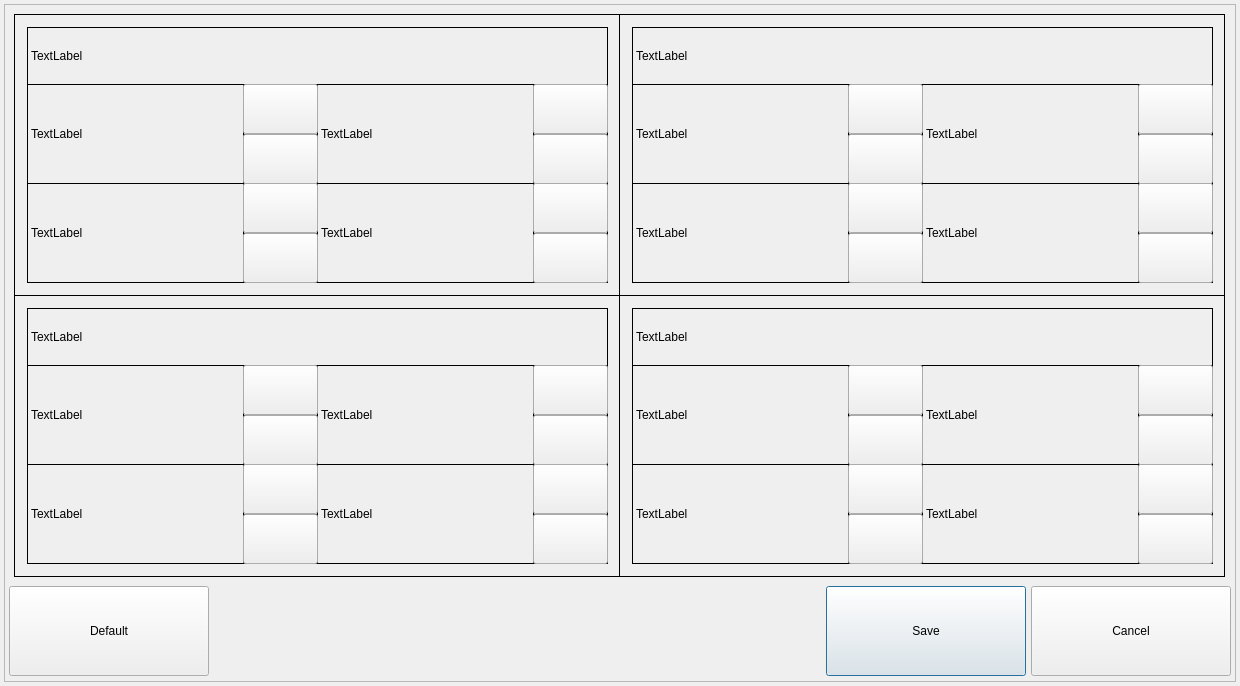
This is gui/mainwidget/src/dvrsetup/device/triggerinput/triggerinputdialog.ui in yjsin-emastec/neptune as Qt 5 draws it before an edit. The edited form follows.
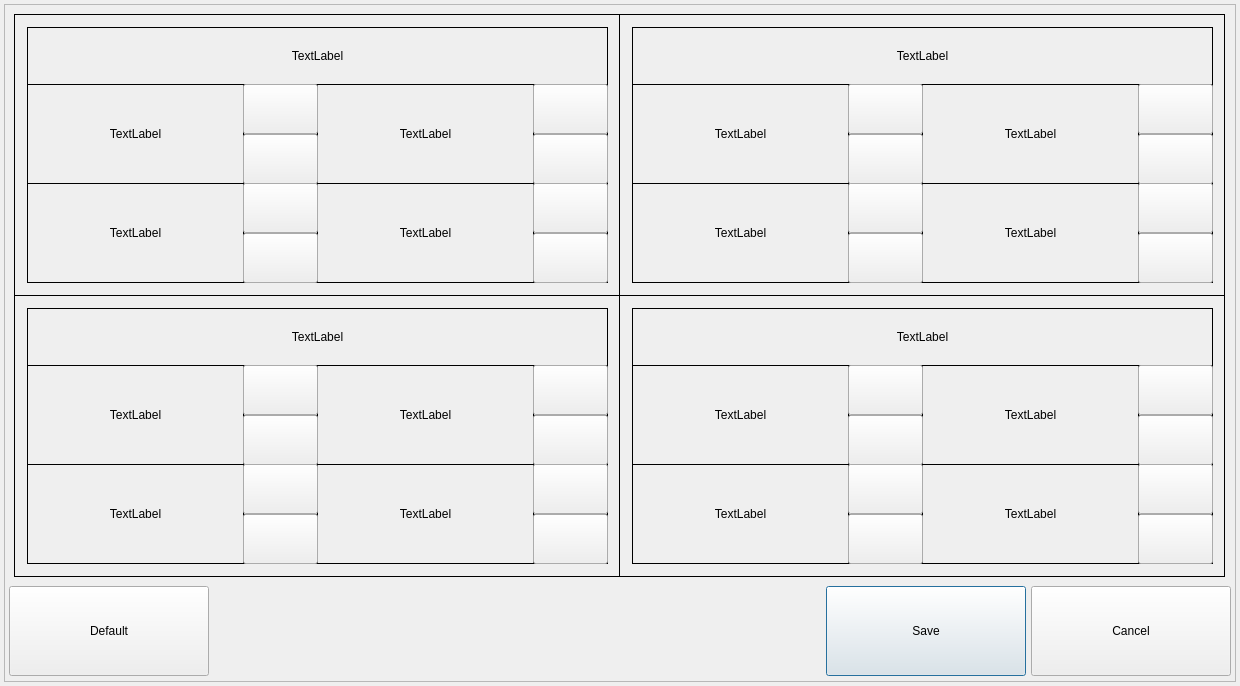
This is the edited form.

Diff of the .ui file:
```diff
--- a/gui/mainwidget/src/dvrsetup/device/triggerinput/triggerinputdialog.ui
+++ b/gui/mainwidget/src/dvrsetup/device/triggerinput/triggerinputdialog.ui
@@ -104,6 +104,9 @@
     <property name="text">
      <string>TextLabel</string>
     </property>
+    <property name="alignment">
+     <set>Qt::AlignCenter</set>
+    </property>
    </widget>
    <widget class="QLabel" name="label2">
     <property name="geometry">
@@ -168,6 +171,9 @@
     <property name="text">
      <string>TextLabel</string>
     </property>
+    <property name="alignment">
+     <set>Qt::AlignCenter</set>
+    </property>
    </widget>
    <widget class="QLabel" name="label1_1">
     <property name="geometry">
@@ -216,6 +222,9 @@
     <property name="text">
      <string>TextLabel</string>
     </property>
+    <property name="alignment">
+     <set>Qt::AlignCenter</set>
+    </property>
    </widget>
    <widget class="QLabel" name="label1_3">
     <property name="geometry">
@@ -264,6 +273,9 @@
     <property name="text">
      <string>TextLabel</string>
     </property>
+    <property name="alignment">
+     <set>Qt::AlignCenter</set>
+    </property>
    </widget>
    <widget class="QLabel" name="label1_5">
     <property name="geometry">
@@ -344,6 +356,9 @@
     <property name="text">
      <string>TextLabel</string>
     </property>
+    <property name="alignment">
+     <set>Qt::AlignCenter</set>
+    </property>
    </widget>
    <widget class="QPushButton" name="buttonSource1Up">
     <property name="geometry">
@@ -464,6 +479,9 @@
     <property name="text">
      <string>TextLabel</string>
     </property>
+    <property name="alignment">
+     <set>Qt::AlignCenter</set>
+    </property>
    </widget>
    <widget class="QLabel" name="labelSource2">
     <property name="geometry">
@@ -480,6 +498,9 @@
     <property name="text">
      <string>TextLabel</string>
     </property>
+    <property name="alignment">
+     <set>Qt::AlignCenter</set>
+    </property>
    </widget>
    <widget class="QLabel" name="label2_1">
     <property name="geometry">
@@ -528,6 +549,9 @@
     <property name="text">
      <string>TextLabel</string>
     </property>
+    <property name="alignment">
+     <set>Qt::AlignCenter</set>
+    </property>
    </widget>
    <widget class="QLabel" name="labelPriority2">
     <property name="geometry">
@@ -544,6 +568,9 @@
     <property name="text">
      <string>TextLabel</string>
     </property>
+    <property name="alignment">
+     <set>Qt::AlignCenter</set>
+    </property>
    </widget>
    <widget class="QLabel" name="label2_3">
     <property name="geometry">
@@ -592,6 +619,9 @@
     <property name="text">
      <string>TextLabel</string>
     </property>
+    <property name="alignment">
+     <set>Qt::AlignCenter</set>
+    </property>
    </widget>
    <widget class="QLabel" name="label2_5">
     <property name="geometry">
@@ -672,6 +702,9 @@
     <property name="text">
      <string>TextLabel</string>
     </property>
+    <property name="alignment">
+     <set>Qt::AlignCenter</set>
+    </property>
    </widget>
    <widget class="QLabel" name="labelSource3">
     <property name="geometry">
@@ -688,6 +721,9 @@
     <property name="text">
      <string>TextLabel</string>
     </property>
+    <property name="alignment">
+     <set>Qt::AlignCenter</set>
+    </property>
    </widget>
    <widget class="QLabel" name="label3_1">
     <property name="geometry">
@@ -736,6 +772,9 @@
     <property name="text">
      <string>TextLabel</string>
     </property>
+    <property name="alignment">
+     <set>Qt::AlignCenter</set>
+    </property>
    </widget>
    <widget class="QLabel" name="labelPriority3">
     <property name="geometry">
@@ -752,6 +791,9 @@
     <property name="text">
      <string>TextLabel</string>
     </property>
+    <property name="alignment">
+     <set>Qt::AlignCenter</set>
+    </property>
    </widget>
    <widget class="QLabel" name="labelAudio3">
     <property name="geometry">
@@ -768,6 +810,9 @@
     <property name="text">
      <string>TextLabel</string>
     </property>
+    <property name="alignment">
+     <set>Qt::AlignCenter</set>
+    </property>
    </widget>
    <widget class="QLabel" name="label3_3">
     <property name="geometry">
@@ -880,6 +925,9 @@
     <property name="text">
      <string>TextLabel</string>
     </property>
+    <property name="alignment">
+     <set>Qt::AlignCenter</set>
+    </property>
    </widget>
    <widget class="QLabel" name="labelSource4">
     <property name="geometry">
@@ -896,6 +944,9 @@
     <property name="text">
      <string>TextLabel</string>
     </property>
+    <property name="alignment">
+     <set>Qt::AlignCenter</set>
+    </property>
    </widget>
    <widget class="QLabel" name="labelDelay4">
     <property name="geometry">
@@ -912,6 +963,9 @@
     <property name="text">
      <string>TextLabel</string>
     </property>
+    <property name="alignment">
+     <set>Qt::AlignCenter</set>
+    </property>
    </widget>
    <widget class="QLabel" name="labelPriority4">
     <property name="geometry">
@@ -928,6 +982,9 @@
     <property name="text">
      <string>TextLabel</string>
     </property>
+    <property name="alignment">
+     <set>Qt::AlignCenter</set>
+    </property>
    </widget>
    <widget class="QLabel" name="labelAudio4">
     <property name="geometry">
@@ -944,6 +1001,9 @@
     <property name="text">
      <string>TextLabel</string>
     </property>
+    <property name="alignment">
+     <set>Qt::AlignCenter</set>
+    </property>
    </widget>
    <widget class="QLabel" name="label4_1">
     <property name="geometry">
@@ -1061,22 +1121,6 @@
     <property name="geometry">
      <rect>
       <x>1134</x>
-      <y>460</y>
-      <width>75</width>
-      <height>51</height>
-     </rect>
-    </property>
-    <property name="frameShape">
-     <enum>QFrame::Box</enum>
-    </property>
-    <property name="text">
-     <string/>
-    </property>
-   </widget>
-   <widget class="QLabel" name="label4_9">
-    <property name="geometry">
-     <rect>
-      <x>1134</x>
       <y>510</y>
       <width>75</width>
       <height>50</height>
```
Left out of the diff: 1 changed line with no effect on the pictures.
